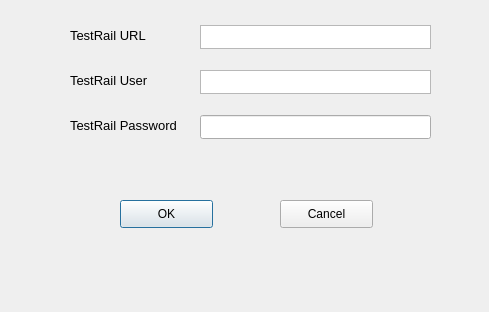
vircadia/vircadia-native-core, file tools/auto-tester/src/ui/TestRailSelectorWindow.ui: the form before one commit.
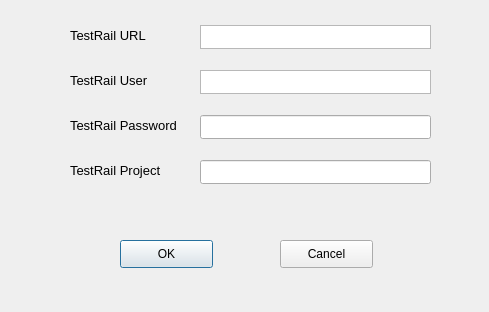
The form after the commit.

Patch:
```diff
--- a/tools/auto-tester/src/ui/TestRailSelectorWindow.ui
+++ b/tools/auto-tester/src/ui/TestRailSelectorWindow.ui
@@ -81,7 +81,7 @@
    <property name="geometry">
     <rect>
      <x>120</x>
-     <y>200</y>
+     <y>240</y>
      <width>93</width>
      <height>28</height>
     </rect>
@@ -94,7 +94,7 @@
    <property name="geometry">
     <rect>
      <x>280</x>
-     <y>200</y>
+     <y>240</y>
      <width>93</width>
      <height>28</height>
     </rect>
@@ -144,6 +144,37 @@
     <string>TestRail User</string>
    </property>
   </widget>
+  <widget class="QLineEdit" name="projectLineEdit">
+   <property name="geometry">
+    <rect>
+     <x>200</x>
+     <y>160</y>
+     <width>231</width>
+     <height>24</height>
+    </rect>
+   </property>
+   <property name="echoMode">
+    <enum>QLineEdit::Normal</enum>
+   </property>
+  </widget>
+  <widget class="QLabel" name="label_4">
+   <property name="geometry">
+    <rect>
+     <x>70</x>
+     <y>160</y>
+     <width>121</width>
+     <height>20</height>
+    </rect>
+   </property>
+   <property name="font">
+    <font>
+     <pointsize>10</pointsize>
+    </font>
+   </property>
+   <property name="text">
+    <string>TestRail Project</string>
+   </property>
+  </widget>
  </widget>
  <layoutdefault spacing="6" margin="11"/>
  <resources/>
```
Left out of the diff: 2 changed lines with no effect on the pictures.
